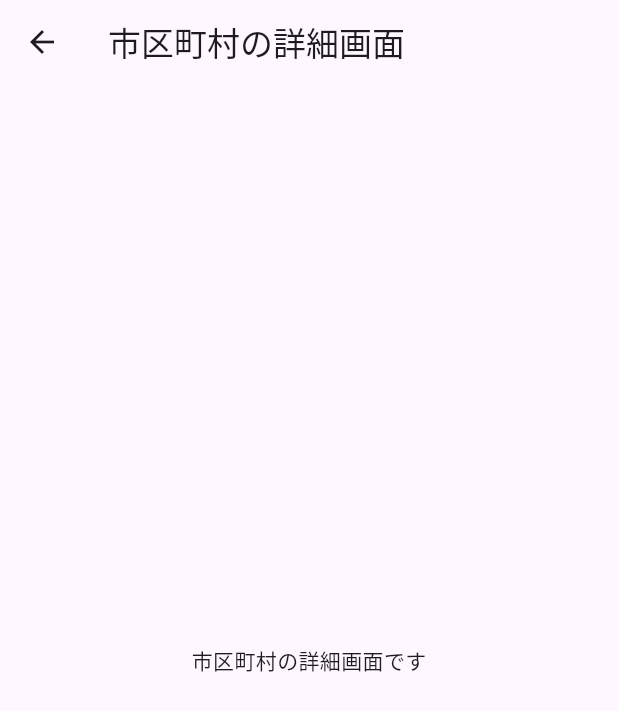
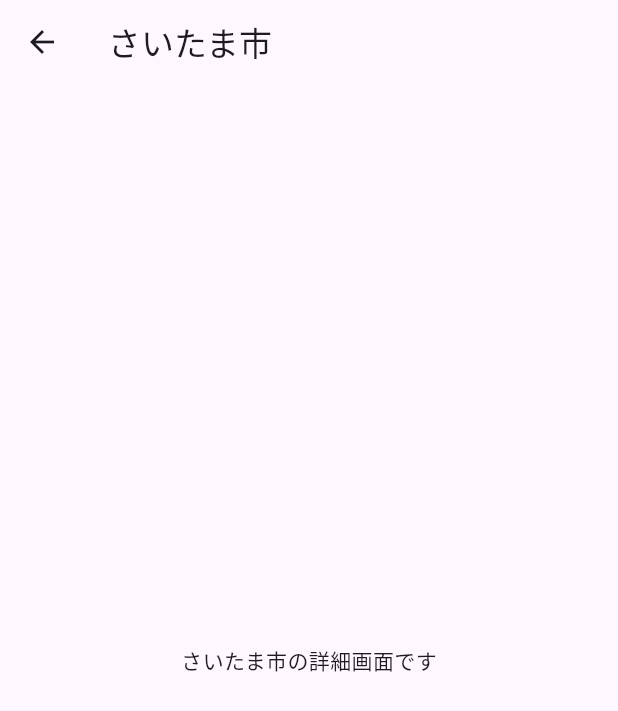
Before and after one commit to tsuruobiz/resas_app, a Flutter app: the screen it shows after launch, after a tap on "さいたま市", on a phone screen of 412 x 824 dp. Shown: the top 711 px of the screen. Run offline on Flutter 3.47's test engine with Material 3 defaults, Android fonts, the phone set to English and light mode, and no system bars.

Commit message:
市区町村名を詳細画面へ渡せるようにした

```diff
--- a/lib/city_detail_page.dart
+++ b/lib/city_detail_page.dart
@@ -1,16 +1,18 @@
 import 'package:flutter/material.dart';
 
 class CityDetailPage extends StatelessWidget {
-  const CityDetailPage({super.key});
+  const CityDetailPage({super.key, required this.city});
+
+  final String city;
 
   @override
   Widget build(BuildContext context) {
     return Scaffold(
       appBar: AppBar(
-        title: const Text('市区町村の詳細画面'),
+        title: Text(city),
       ),
-      body: const Center(
-        child: Text('市区町村の詳細画面です'),
+      body: Center(
+        child: Text('$cityの詳細画面です'),
       ),
     );
   }
--- a/lib/city_list_page.dart
+++ b/lib/city_list_page.dart
@@ -37,7 +37,9 @@ class CityListPage extends StatelessWidget {
               onTap: () {
                 Navigator.of(context).push(
                   MaterialPageRoute(
-                    builder: (context) => const CityDetailPage(),
+                    builder: (context) => CityDetailPage(
+                      city: city,
+                    ),
                   ),
                 );
               },
```
